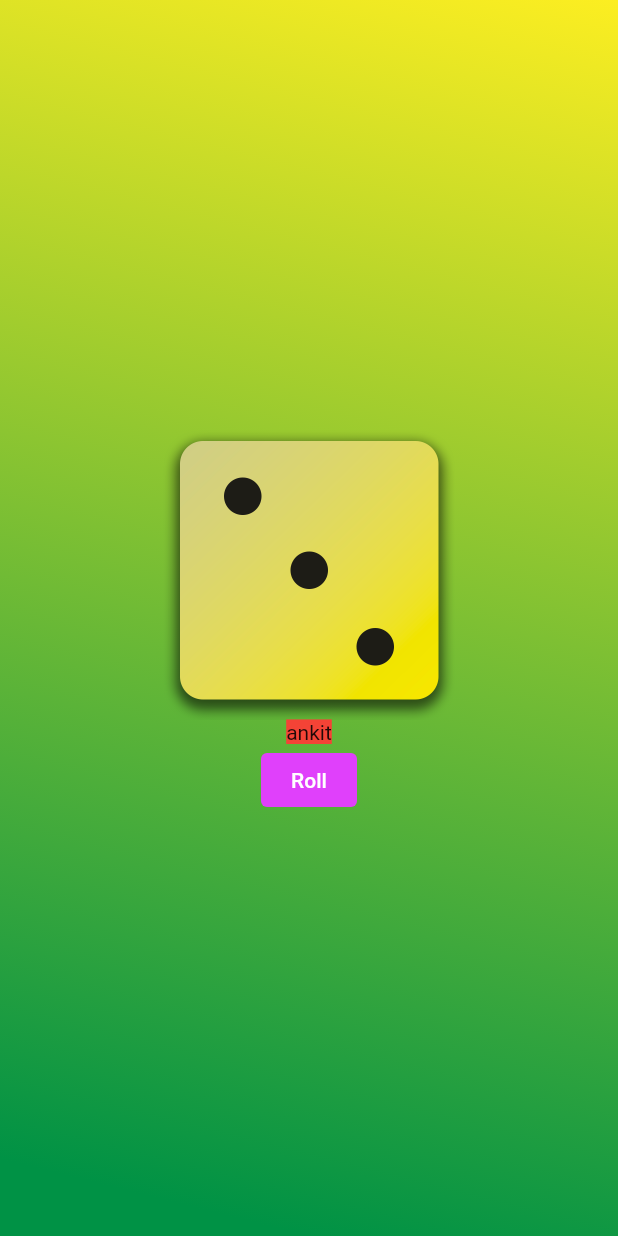
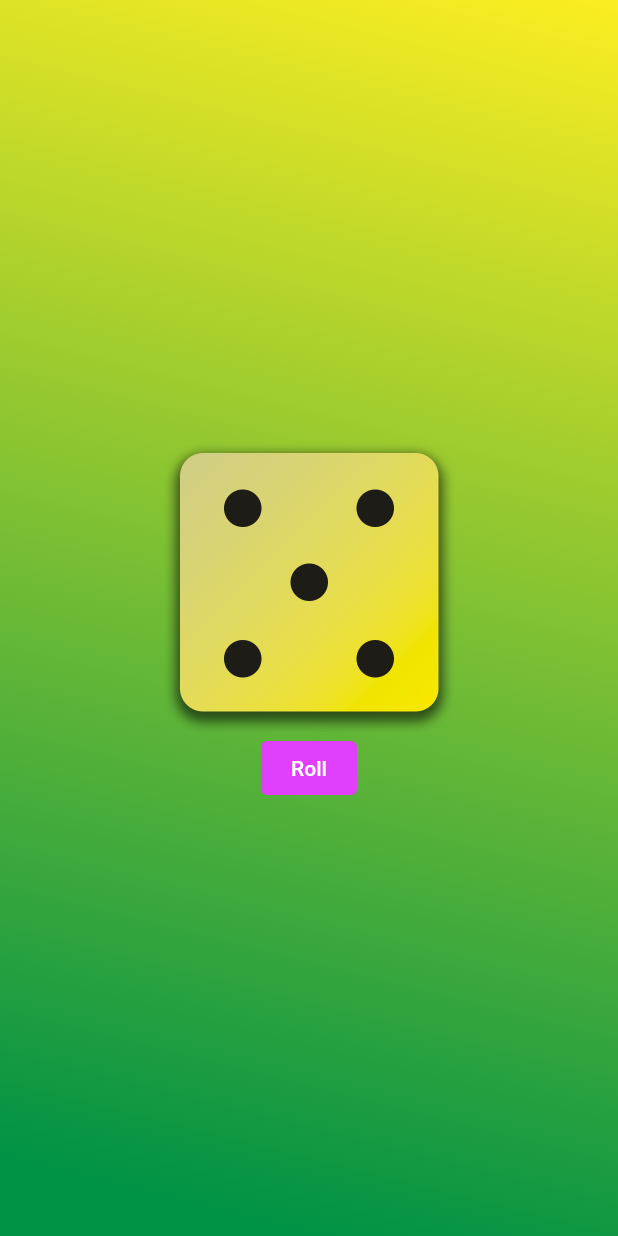
Before and after one commit to silverag2002/dice-roll-flutter, a Flutter app: the screen it shows after launch, after a tap on "Roll", on a phone screen of 412 x 824 dp. Run offline on Flutter 3.47's test engine with Material 2 defaults, Android fonts, the phone set to English and light mode, and no system bars.

Commit message:
Created dice roller game

```diff
--- a/lib/column_stateful_widget.dart
+++ b/lib/column_stateful_widget.dart
@@ -1,15 +1,27 @@
 import 'package:flutter/material.dart';
+import 'dart:math';
 
 class ColumnWidget extends StatefulWidget {
+  const ColumnWidget({super.key});
   @override
   State<ColumnWidget> createState() {
     return _ColumnWidgetState();
   }
 }
 
+var rand = Random();
+var diceCode = 'assets/images/dice-3.png';
+
 class _ColumnWidgetState extends State<ColumnWidget> {
   void onPress() {
-    print("Ankit");
+    // setState(() {
+    final randomNum = rand.nextInt(6) + 1;
+
+    setState(() {
+      diceCode = 'assets/images/dice-$randomNum.png';
+    });
+    // });
+    print("Ankit Gupta $randomNum");
   }
 
   @override
@@ -17,10 +29,7 @@ class _ColumnWidgetState extends State<ColumnWidget> {
     return Column(
       mainAxisSize: MainAxisSize.min,
       children: [
-        Image.asset('assets/images/dice-3.png', width: 200),
-        const SizedBox(
-            child:
-                Text("ankit", style: TextStyle(backgroundColor: Colors.red))),
+        Image.asset(diceCode, width: 200),
         TextButton(
             onPressed: onPress,
             style: TextButton.styleFrom(
```
